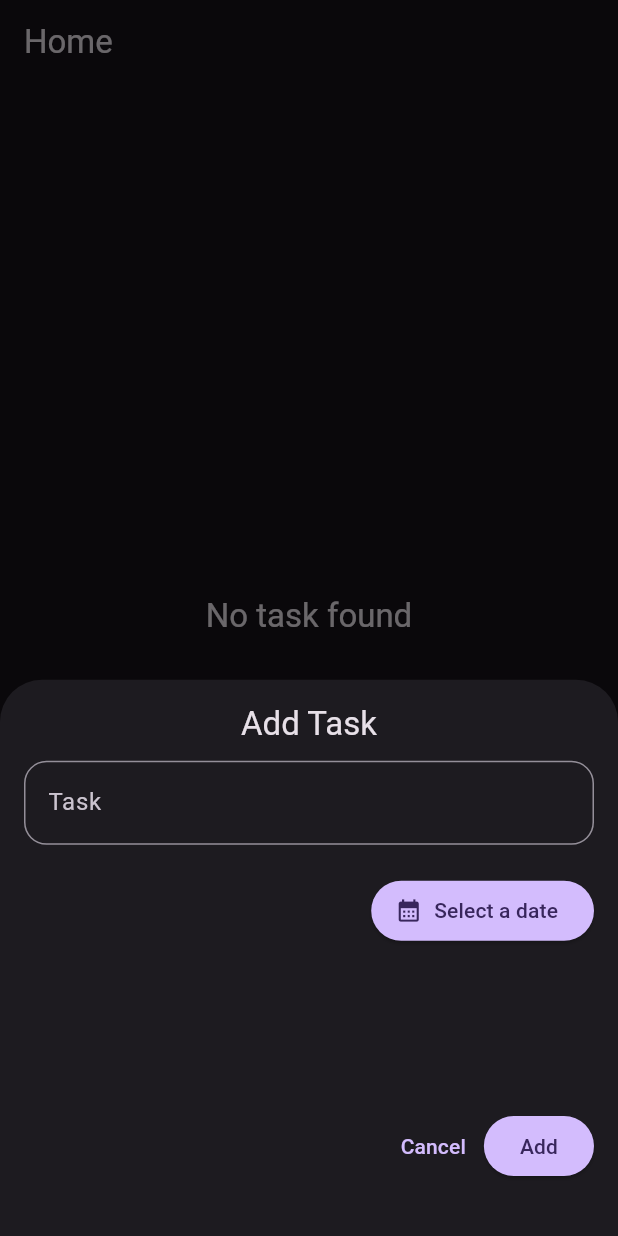
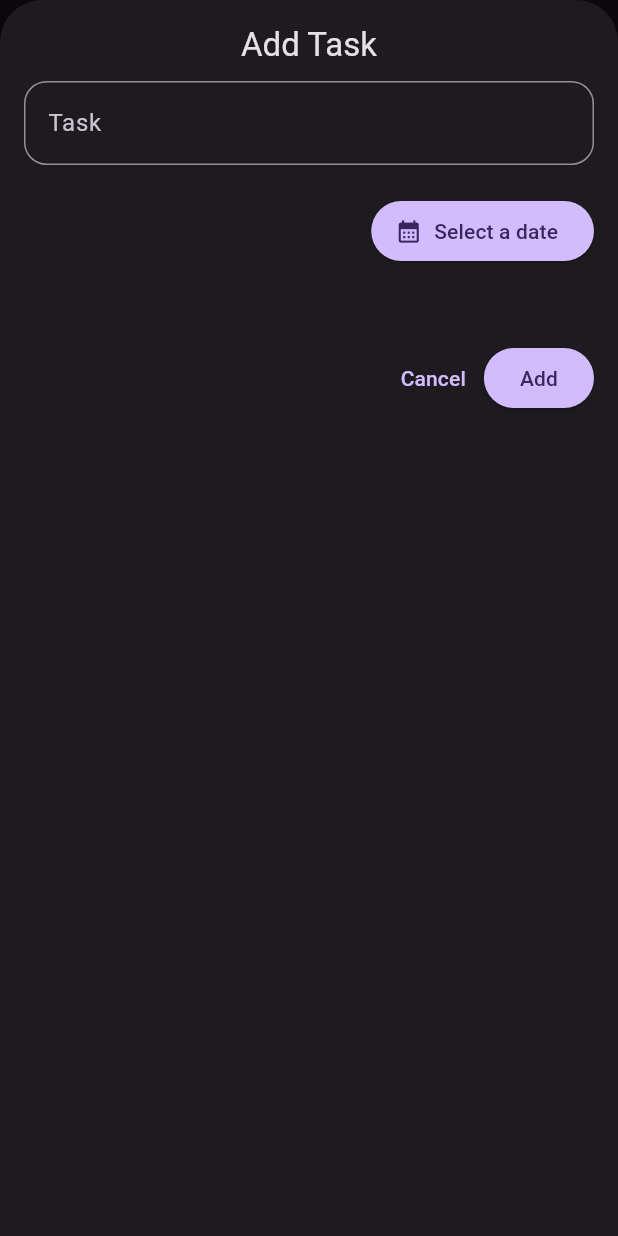
Before and after one commit to hinasahammed/todify, a Flutter app: the screen it shows after launch, after a tap on the "add" icon, on a phone screen of 412 x 824 dp. Run offline on Flutter 3.47's test engine with Material 3 defaults, Android fonts, the phone set to English and light mode, and no system bars; our stand-ins replace another_flushbar, gap, shared_preferences.

Commit message:
some changes in task sheet

```diff
--- a/lib/view/home/widget/add_task_sheet.dart
+++ b/lib/view/home/widget/add_task_sheet.dart
@@ -24,7 +24,7 @@ class _AddTaskSheetState extends State<AddTaskSheet> {
     return Container(
       padding: const EdgeInsets.all(16),
       width: size.width,
-      height: size.height * .45,
+      height: size.height,
       child: Form(
         key: _formKey,
         child: Column(
@@ -63,7 +63,7 @@ class _AddTaskSheetState extends State<AddTaskSheet> {
                     : DateFormat.yMMMEd().format(selectedDate!),
               ),
             ),
-            const Spacer(),
+            const Gap(50),
             Row(
               mainAxisAlignment: MainAxisAlignment.end,
               children: [
```
